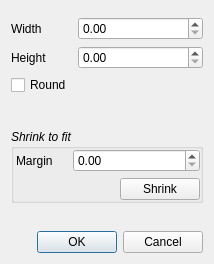
Before: the Qt Designer form cpcb/ui/BoardSizeDialog.ui in wagenadl/cschem, drawn with Qt 5.
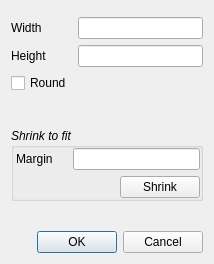
After: the same form once the commit is applied. Custom widgets are drawn as their Qt base class.

What changed in the file:
```diff
--- a/cpcb/ui/BoardSizeDialog.ui
+++ b/cpcb/ui/BoardSizeDialog.ui
@@ -208,7 +208,7 @@
  <customwidgets>
   <customwidget>
    <class>DimSpinner</class>
-   <extends>QDoubleSpinBox</extends>
+   <extends>QLineEdit</extends>
    <header>ui/DimSpinner.h</header>
   </customwidget>
  </customwidgets>
```
